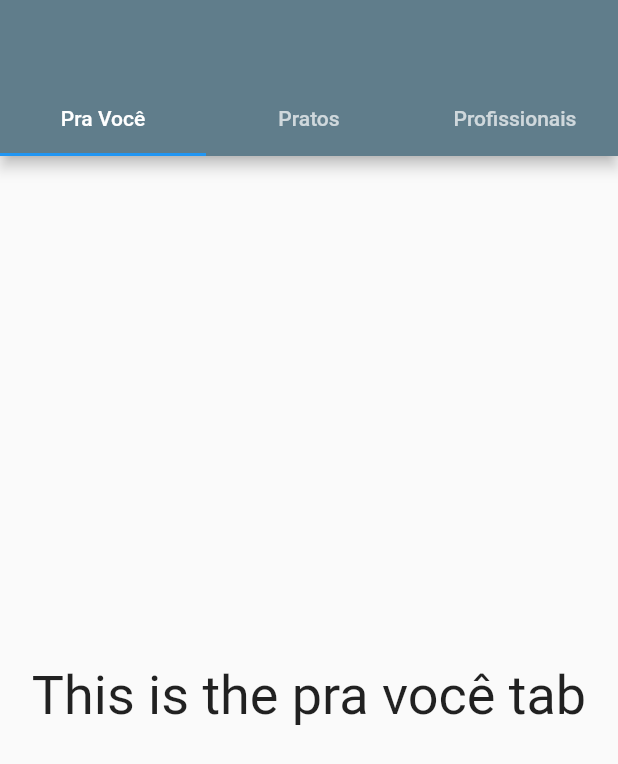
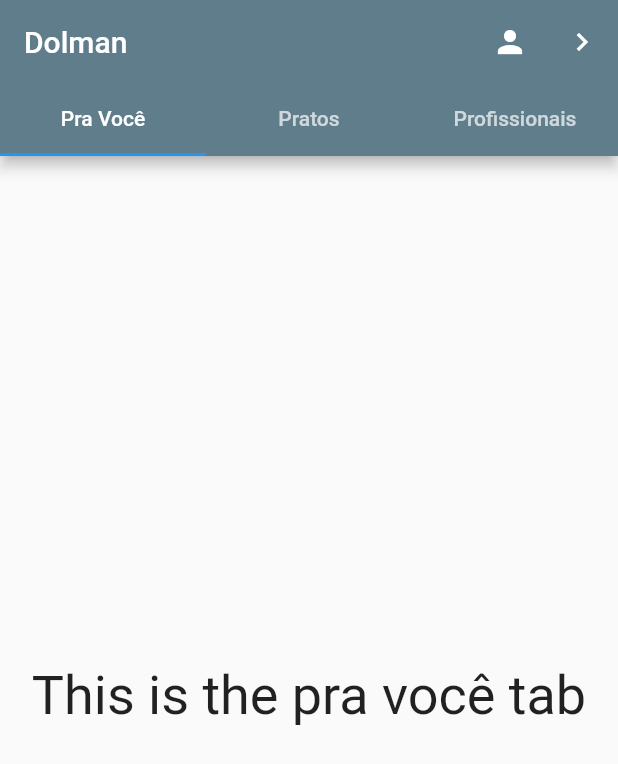
Before and after one commit to ginaldolaranjeiras/dolman_app, a Flutter app: the screen it shows after launch, on a phone screen of 412 x 824 dp. Shown: the top 764 px of the screen. Run offline on Flutter 3.47's test engine with Material 2 defaults, Android fonts, the phone set to English and light mode, and no system bars.

Commit message:
actions_tab_bar_guias

```diff
--- a/lib/main.dart
+++ b/lib/main.dart
@@ -6,7 +6,7 @@ import 'package:flutter/material.dart';
 void main(){
 
   runApp(MaterialApp(
-    home: DolmanTabs()
+    home: DolmanTabs(),
     ));
 
 }
--- a/lib/ui/pages/guias.dart
+++ b/lib/ui/pages/guias.dart
@@ -1,4 +1,6 @@
 import 'package:flutter/material.dart';
+
+final SnackBar snackBar = const SnackBar(content: Text('Botão Clicado.'));
 
 class DolmanTabs extends StatelessWidget {
   final List<Tab> dolmanTabs = <Tab>[
@@ -13,6 +15,25 @@ class DolmanTabs extends StatelessWidget {
       length: dolmanTabs.length,
       child: Scaffold(
         appBar: AppBar(
+          title: const Text('Dolman'),
+          actions: <Widget>[
+
+            IconButton(
+              icon: const Icon(Icons.person),
+              tooltip: 'Função do clique',
+              onPressed: () {
+
+              },
+            ),
+            IconButton(
+              icon: const Icon(Icons.navigate_next),
+              tooltip: 'Próxima Página',
+              onPressed: () {
+
+              },
+            ),
+          ],
+
           bottom: TabBar(
             tabs: dolmanTabs,
           ),
```
